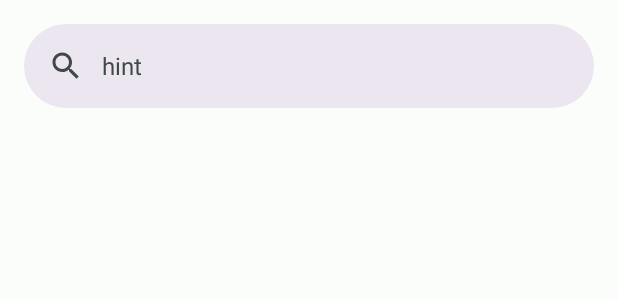
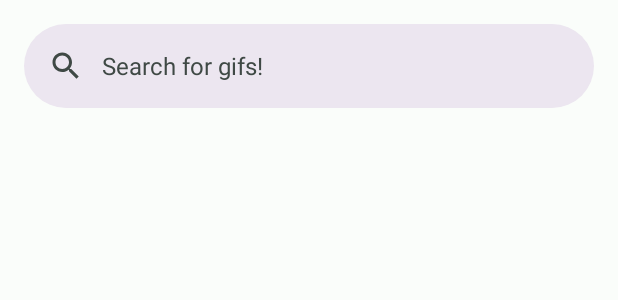
Before and after one commit to kekulta/GiphyApp, an Android app: the layout fragment_list.xml on its own in the app's theme, with its tools: preview values and no code run, on a phone screen of 412 x 824 dp. Shown: the top 300 px of the screen. Run offline under Robolectric (Android 15) with nearby library versions, the phone set to English and light mode, and no system bars.

Commit message:
Search hint updated

```diff
--- a/app/src/main/res/layout/fragment_list.xml
+++ b/app/src/main/res/layout/fragment_list.xml
@@ -84,7 +84,7 @@
                 android:id="@+id/search_bar"
                 android:layout_width="match_parent"
                 android:layout_height="wrap_content"
-                android:hint="hint" />
+                android:hint="@string/search_for_gifs" />
 
 
         </com.google.android.material.appbar.AppBarLayout>
@@ -93,7 +93,7 @@
             android:id="@+id/searchView"
             android:layout_width="match_parent"
             android:layout_height="match_parent"
-            android:hint="hint"
+            android:hint="@string/search_for_gifs"
             app:layout_anchor="@id/search_bar" />
     </androidx.coordinatorlayout.widget.CoordinatorLayout>
 
--- a/app/src/main/res/values/strings.xml
+++ b/app/src/main/res/values/strings.xml
@@ -10,4 +10,5 @@
     <string name="page_counter_placeholder">-/-</string>
     <string name="page_counter_format">%1$d/%2$d</string>
     <string name="link_copied_toast_text">Link copied!</string>
+    <string name="search_for_gifs">Search for gifs!</string>
 </resources>
```
